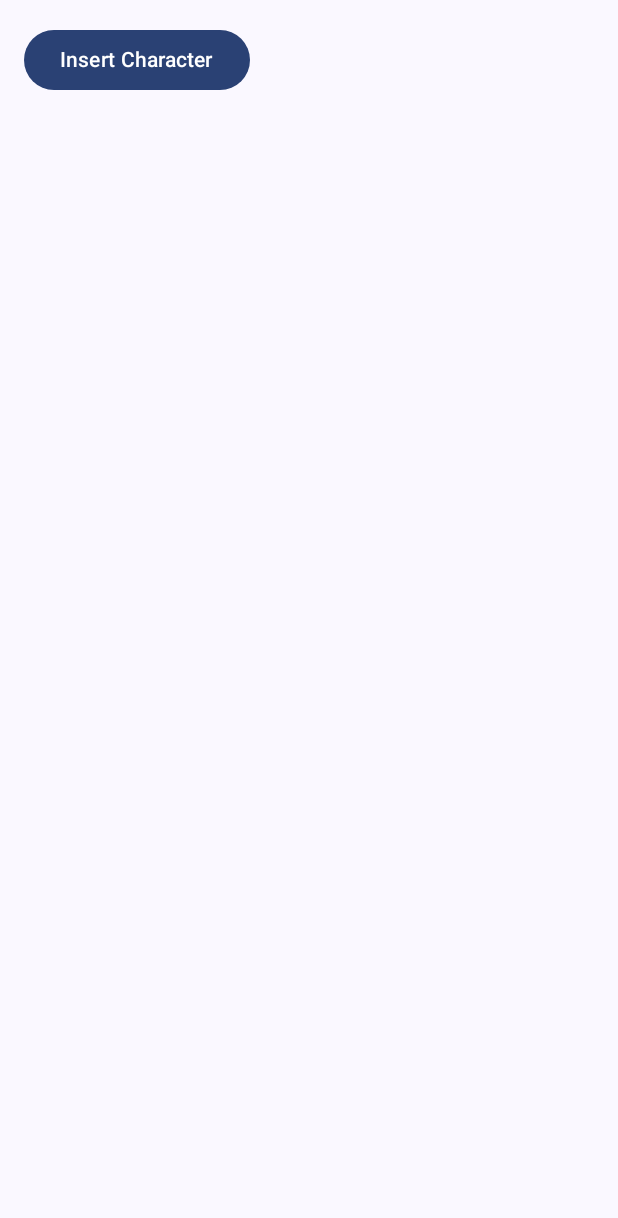
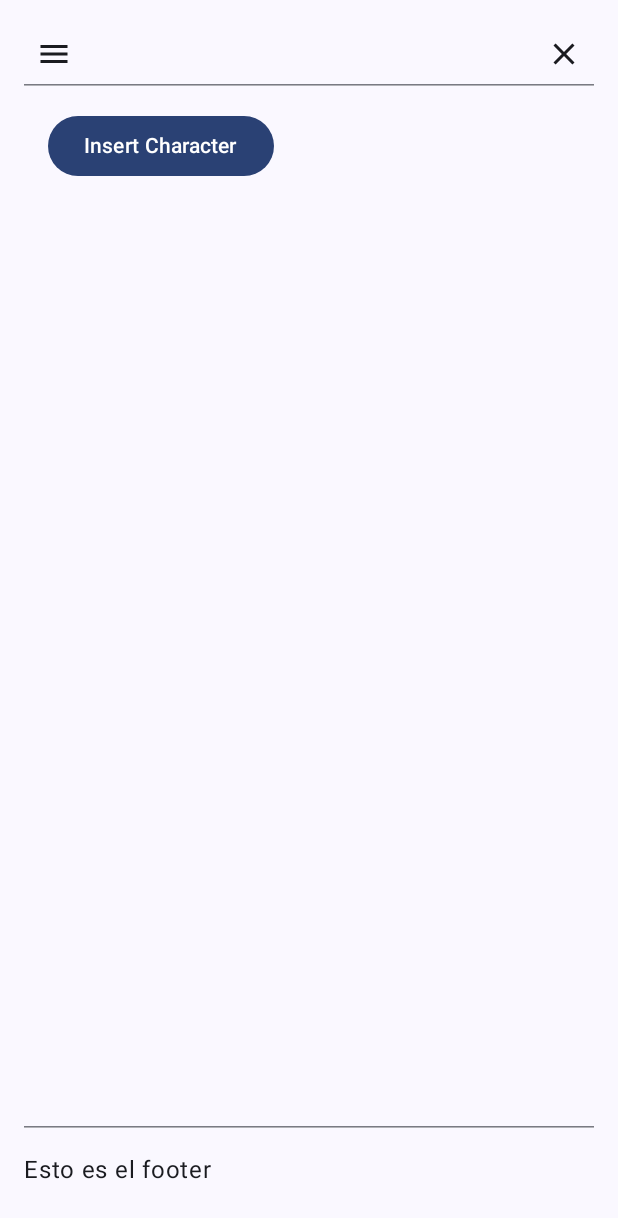
Before and after one commit to fjzamora93/RolApp, an Android app built with Jetpack Compose: the composable CharacterScreen shown on its own in the app's theme, on a phone screen of 412 x 824 dp. Shown: the top 1218 px of the screen. Run offline under Robolectric (Android 15) with nearby library versions, the phone set to English and light mode, and no system bars; our stand-ins replace Dagger/Hilt's generated code, Room's generated code.

Commit message:
Update screens

```diff
--- a/app/src/main/java/com/example/todolist/presentation/character/CharacterScreen.kt
+++ b/app/src/main/java/com/example/todolist/presentation/character/CharacterScreen.kt
@@ -1,25 +1,75 @@
 package com.example.todolist.presentation.character
 
 
+import android.app.Activity
+import androidx.compose.foundation.background
+import androidx.compose.foundation.clickable
+import androidx.compose.foundation.layout.Box
 import androidx.compose.foundation.layout.Column
+import androidx.compose.foundation.layout.Spacer
+import androidx.compose.foundation.layout.fillMaxSize
+import androidx.compose.foundation.layout.fillMaxWidth
+import androidx.compose.foundation.layout.height
 import androidx.compose.foundation.layout.padding
+import androidx.compose.foundation.layout.size
+import androidx.compose.foundation.rememberScrollState
+import androidx.compose.foundation.verticalScroll
+import androidx.compose.material.icons.Icons
+import androidx.compose.material.icons.filled.Close
 import androidx.compose.material3.Button
+import androidx.compose.material3.HorizontalDivider
+import androidx.compose.material3.Icon
 import androidx.compose.material3.Text
 import androidx.compose.runtime.Composable
 import androidx.compose.ui.Alignment
 import androidx.compose.ui.Modifier
+import androidx.compose.ui.graphics.Color
+import androidx.compose.ui.platform.LocalContext
 import androidx.compose.ui.unit.dp
 import androidx.lifecycle.viewmodel.compose.viewModel
 import com.example.todolist.data.local.model.RolCharacter
+
+// Importación de otros componentes
+import com.example.todolist.presentation.screens.components.Footer
+import com.example.todolist.presentation.screens.components.Header
 
 @Composable
 fun CharacterScreen(
     characterViewModel: CharacterViewModel = viewModel()  // Usamos `viewModel()` para obtener el ViewModel
 ) {
-    // Coloca la UI aquí, como una lista de personajes o un formulario
+    Column(
+        Modifier
+            .fillMaxSize()
+            .padding(16.dp)){
+        Header(Modifier.fillMaxWidth())
+        Body(
+            Modifier
+                .fillMaxWidth()
+                .weight(1f) // ocupar todo el espacio disponible
+        )
+        Footer(Modifier.fillMaxWidth())
+    }
+}
+
+
+@Composable
+fun Body(modifier:Modifier){
+    Column(modifier = modifier.fillMaxWidth()){
+        CharacterList(Modifier.align(Alignment.CenterHorizontally))
+    }
+}
+
+
+@Composable
+fun CharacterList(modifier: Modifier){
+    val characterViewModel: CharacterViewModel = viewModel()
+    val scrollState = rememberScrollState()
+
     Column(
         horizontalAlignment = Alignment.CenterHorizontally,
-        modifier = Modifier.padding(16.dp)
+        modifier = Modifier
+            .padding(16.dp)
+            .verticalScroll(scrollState) // Habilita el scroll
     ) {
         // Mostrar los personajes
         val characters = characterViewModel.characters.value
@@ -28,6 +78,7 @@ fun CharacterScreen(
                 Text(text = "Name: ${character.name}")
                 Text(text = "Description: ${character.description}")
                 Text(text = "Completed: ${character.completed}")
+                Spacer(modifier = Modifier.height(8.dp)) // Espaciado entre elementos
             }
         }
 
@@ -40,4 +91,5 @@ fun CharacterScreen(
             Text(text = "Insert Character")
         }
     }
+
 }
--- a/app/src/main/java/com/example/todolist/presentation/character/CharacterViewModel.kt
+++ b/app/src/main/java/com/example/todolist/presentation/character/CharacterViewModel.kt
@@ -46,6 +46,9 @@ class CharacterViewModel @Inject constructor(
         viewModelScope.launch {
             characterRepository.insertCharacter(rolCharacter)
             println("Personaje insertado: $rolCharacter")
+            // Fetch the updated list of characters
+            val updatedCharacters = characterRepository.getAllCharacters()
+            _characters.value = updatedCharacters
         }
     }
 
--- /dev/null
+++ b/app/src/main/java/com/example/todolist/presentation/screens/components/Footer.kt
@@ -0,0 +1,30 @@
+package com.example.todolist.presentation.screens.components
+
+import androidx.compose.foundation.background
+import androidx.compose.foundation.layout.Column
+import androidx.compose.foundation.layout.Spacer
+import androidx.compose.foundation.layout.fillMaxWidth
+import androidx.compose.foundation.layout.height
+import androidx.compose.foundation.layout.padding
+import androidx.compose.foundation.layout.size
+import androidx.compose.material3.HorizontalDivider
+import androidx.compose.material3.Text
+import androidx.compose.runtime.Composable
+import androidx.compose.ui.Modifier
+import androidx.compose.ui.graphics.Color
+import androidx.compose.ui.unit.dp
+
+@Composable
+fun Footer(modifier: Modifier) {
+    Column (modifier = modifier.fillMaxWidth()){
+        HorizontalDivider(
+            Modifier
+                .background(Color(0xFFEEEEEE))
+                .height(1.dp)
+                .fillMaxWidth()
+        )
+        Spacer(modifier = Modifier.size(16.dp))
+        Text(text = "Esto es el footer")
+        Spacer(modifier = Modifier.size(16.dp))
+    }
+}
--- /dev/null
+++ b/app/src/main/java/com/example/todolist/presentation/screens/components/Header.kt
@@ -0,0 +1,65 @@
+package com.example.todolist.presentation.screens.components
+
+import android.app.Activity
+import androidx.compose.foundation.background
+import androidx.compose.foundation.clickable
+import androidx.compose.foundation.layout.Arrangement
+import androidx.compose.foundation.layout.Row
+import androidx.compose.foundation.layout.fillMaxWidth
+import androidx.compose.foundation.layout.height
+import androidx.compose.foundation.layout.padding
+import androidx.compose.material.icons.Icons
+import androidx.compose.material.icons.filled.Close
+import androidx.compose.material.icons.filled.Menu
+import androidx.compose.material3.DrawerValue
+import androidx.compose.material3.HorizontalDivider
+import androidx.compose.material3.Icon
+import androidx.compose.material3.rememberDrawerState
+import androidx.compose.runtime.Composable
+import androidx.compose.runtime.rememberCoroutineScope
+import androidx.compose.ui.Modifier
+import androidx.compose.ui.graphics.Color
+import androidx.compose.ui.platform.LocalContext
+import androidx.compose.ui.unit.dp
+
+@Composable
+fun Header(modifier: Modifier = Modifier) {
+    val activity = LocalContext.current as Activity
+    val drawerState = rememberDrawerState(DrawerValue.Closed) // Controlamos el estado del Drawer
+    val scope = rememberCoroutineScope() // Usamos la coroutine para manejar el Drawer
+
+    Row(
+        modifier = modifier
+            .fillMaxWidth() // Ocupa todo el ancho disponible
+            .padding(8.dp), // Espaciado opcional
+        horizontalArrangement = Arrangement.SpaceBetween // Espacia los elementos entre los extremos
+    ) {
+        // Menú de la aplicación
+        Icon(
+            imageVector = Icons.Default.Menu,
+            contentDescription = "open menu",
+            modifier = Modifier
+                .clickable { onClickMenu() }
+        )
+
+        // Cerrar la aplicación
+        Icon(
+            imageVector = Icons.Default.Close,
+            contentDescription = "close app",
+            modifier = Modifier
+                .clickable { activity.finish() } // Acción al hacer clic
+        )
+    }
+
+    HorizontalDivider(
+        Modifier
+            .background(Color(0xFFEEEEEE))
+            .height(1.dp)
+            .fillMaxWidth()
+    )
+}
+
+// Esto debería abrir una nueva Activity que tenga el menú
+fun onClickMenu(){
+    println("Abriendo menú")
+}
--- a/app/src/main/java/com/example/todolist/presentation/screens/generic_components/ProgressBarTask.kt
+++ b/app/src/main/java/com/example/todolist/presentation/screens/components/ProgressBarTask.kt
@@ -1,4 +1,4 @@
-package com.example.todolist.presentation.screens.generic_components
+package com.example.todolist.presentation.screens.components
 
 import androidx.compose.foundation.layout.Arrangement
 import androidx.compose.foundation.layout.Column
--- a/app/src/main/java/com/example/todolist/presentation/screens/task_list/TaskListScreen.kt
+++ b/app/src/main/java/com/example/todolist/presentation/screens/task_list/TaskListScreen.kt
@@ -25,7 +25,6 @@ import androidx.compose.material.icons.Icons
 import androidx.compose.material.icons.automirrored.rounded.List
 import androidx.compose.material.icons.rounded.KeyboardArrowDown
 import androidx.compose.material.icons.rounded.KeyboardArrowUp
-import androidx.compose.material3.CircularProgressIndicator
 import androidx.compose.material3.ExperimentalMaterial3Api
 import androidx.compose.material3.FabPosition
 import androidx.compose.material3.Icon
@@ -48,7 +47,7 @@ import androidx.hilt.navigation.compose.hiltViewModel
 import androidx.lifecycle.compose.collectAsStateWithLifecycle
 import androidx.navigation.NavHostController
 import com.example.todolist.navigation.Screens
-import com.example.todolist.presentation.screens.generic_components.ProgressBarTask
+import com.example.todolist.presentation.screens.components.ProgressBarTask
 import com.example.todolist.presentation.screens.task_list.components.AddTaskBottomSheet
 import com.example.todolist.presentation.screens.task_list.components.AddTaskFloatingButton
 import com.example.todolist.presentation.screens.task_list.components.DeleteTaskDialog
```
Also changed, not shown: app/src/main/java/com/example/todolist/presentation/screens/task_detail/TaskDetailScreen.kt (+1 -8 lines), 1 other file.
